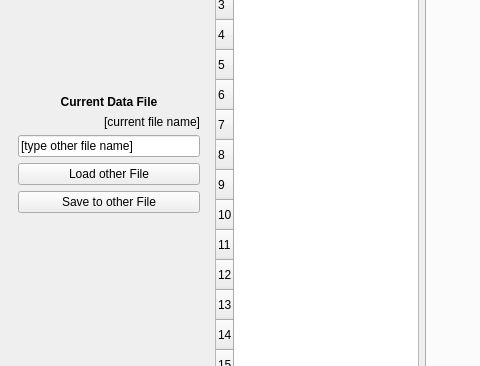
The window that mainwindow.ui (jkanev/treetime) describes before a commit, drawn with Qt 5; both pictures show x 0 to 480 and y 98 to 464 of the 1047 by 847 pixel window.
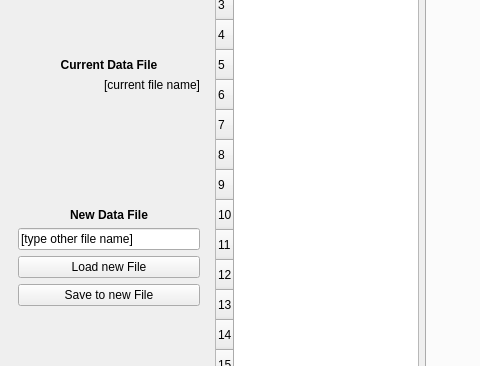
The same window after the commit. The open tabs and pages were chosen to show the change.

```diff
--- a/mainwindow.ui
+++ b/mainwindow.ui
@@ -105,6 +105,35 @@
           </property>
          </widget>
         </item>
+        <item>
+         <spacer name="verticalSpacer_13">
+          <property name="orientation">
+           <enum>Qt::Vertical</enum>
+          </property>
+          <property name="sizeHint" stdset="0">
+           <size>
+            <width>20</width>
+            <height>40</height>
+           </size>
+          </property>
+         </spacer>
+        </item>
+        <item>
+         <widget class="QLabel" name="label_6">
+          <property name="font">
+           <font>
+            <weight>75</weight>
+            <bold>true</bold>
+           </font>
+          </property>
+          <property name="text">
+           <string>New Data File</string>
+          </property>
+          <property name="alignment">
+           <set>Qt::AlignCenter</set>
+          </property>
+         </widget>
+        </item>
         <item>
          <widget class="QLineEdit" name="lineEditNewFileName">
           <property name="text">
@@ -115,14 +144,14 @@
         <item>
          <widget class="QPushButton" name="pushButtonLoadFile">
           <property name="text">
-           <string>Load other File</string>
+           <string>Load new File</string>
           </property>
          </widget>
         </item>
         <item>
          <widget class="QPushButton" name="pushButtonSaveToFile">
           <property name="text">
-           <string>Save to other File</string>
+           <string>Save to new File</string>
           </property>
          </widget>
         </item>
```
Left out of the diff: 6 changed lines with no effect on the pictures.
